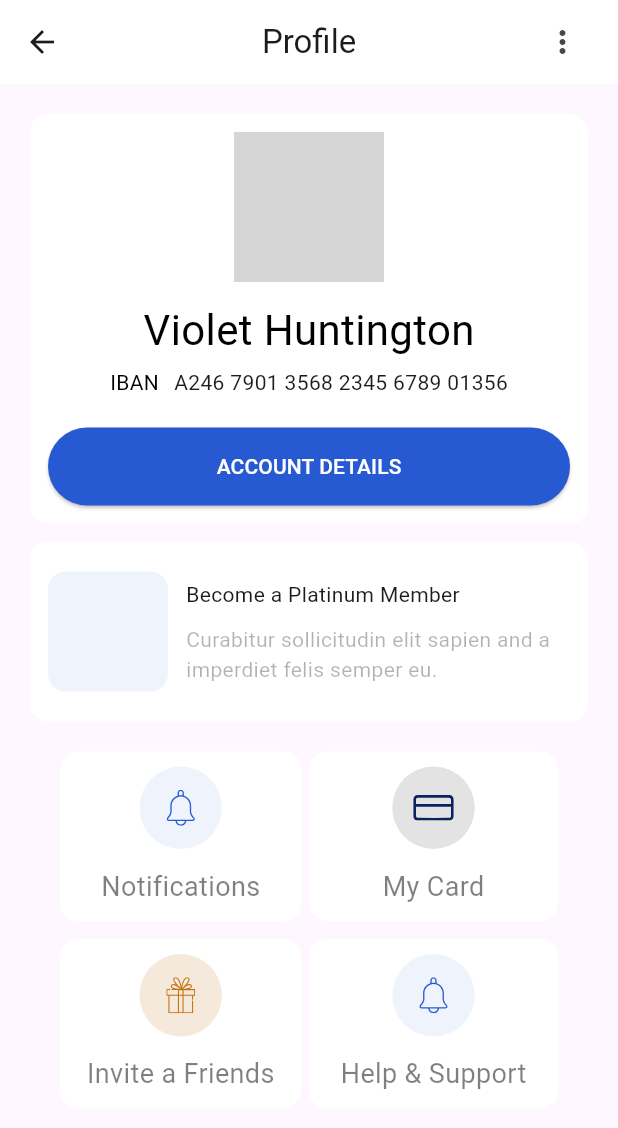
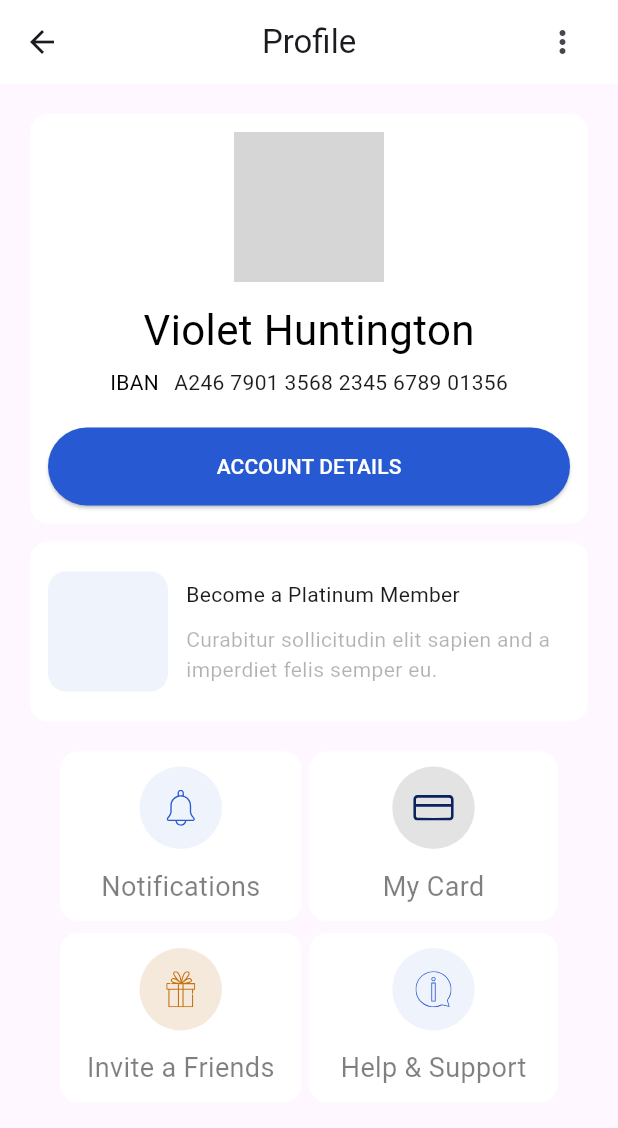
Before and after one commit to mazzlaxaani/RemPro, a Flutter app: the ProfilePage screen opened directly, on a phone screen of 412 x 824 dp. Shown: the top 1128 px of the screen. Run offline on Flutter 3.47's test engine with Material 3 defaults, Android fonts, the phone set to English and light mode, and no system bars; our stand-ins replace flutter_svg, gap; grey boxes are pictures that could not be loaded.

Commit message:
initial commit
new projuct upload github

```diff
--- a/lib/profilepage.dart
+++ b/lib/profilepage.dart
@@ -180,7 +180,7 @@ class _ProfilePageState extends State<ProfilePage> {
                         ),
                       ],
                     ),
-                    Gap(12),
+                    Gap(8),
                     Row(
                       children: [
                         Expanded(
@@ -216,7 +216,7 @@ class _ProfilePageState extends State<ProfilePage> {
                             child: Column(
                               children: [
                                 Container(
-                                  child: SvgPicture.asset('assets/bell.svg' , width: 27, height: 24,color: Cprimarycolor,),
+                                  child: SvgPicture.asset('assets/help.svg' , width: 27, height: 24,color: Cprimarycolor,),
                                   decoration: BoxDecoration(
                                       borderRadius: BorderRadius.circular(50),
                                       color: Color(0xFFEFF3FC)
```
Also changed, not shown: assets/help.svg (added).
